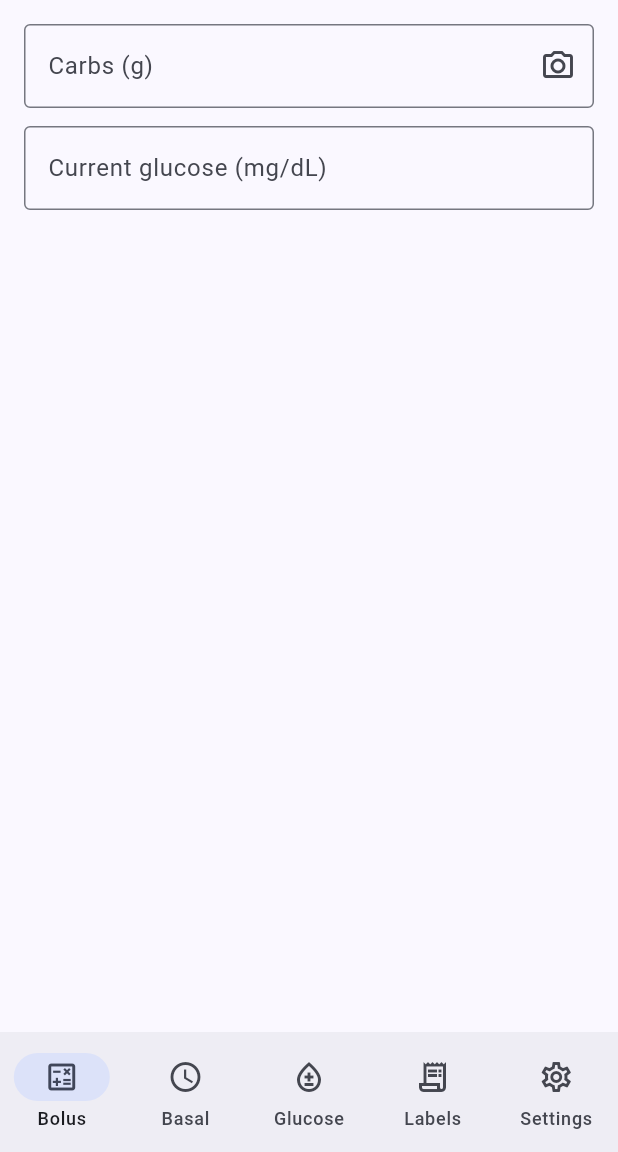
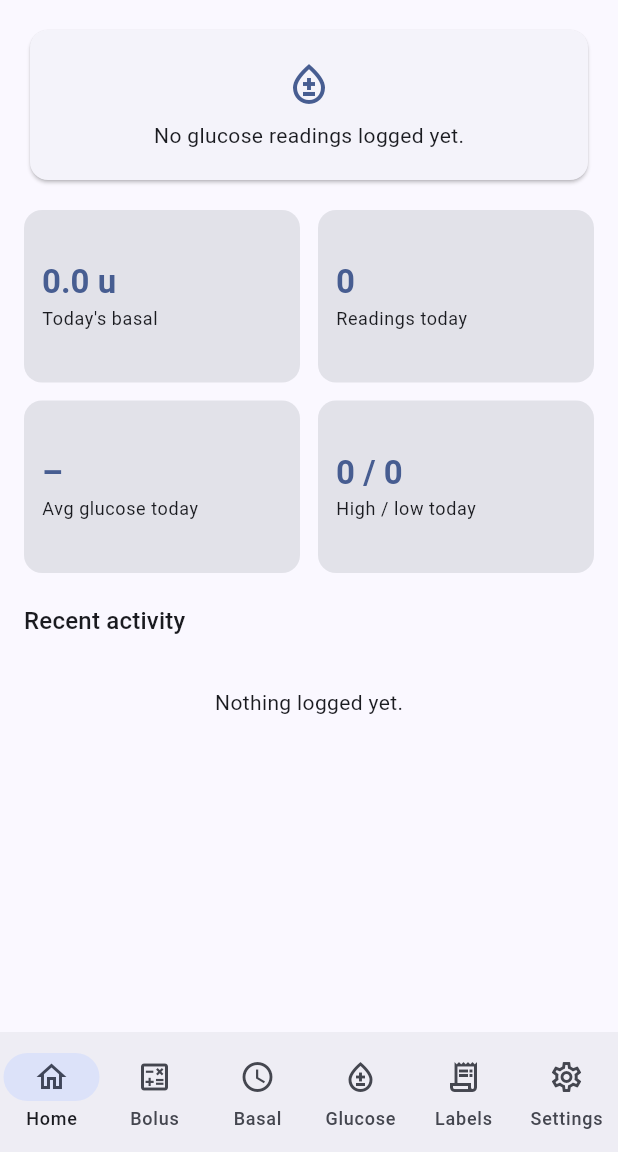
Before and after one commit to jaredkees04-png/diabetes, a Flutter app: the screen it shows after launch, after a tap on "Got it", on a phone screen of 412 x 824 dp, the part 84-1236 px from its top. Run offline on Flutter 3.47's test engine with Material 3 defaults, Android fonts, the phone set to English and light mode, and no system bars; our stand-ins replace flutter_riverpod, image_picker, shared_preferences, sqflite, sqflite_common_ffi_web, web; missing offline and left inert: dart:js_interop; accounts and stored records are empty.

Commit message:
Add a Home dashboard tab with a quick-glance overview
New first tab, computed entirely from the existing basal/glucose
logs (nothing new is stored):

- Latest glucose reading, flagged red when high/low, with a relative
  "X ago" timestamp.
- A 2x2 stat grid: today's basal total, readings today, today's
  average glucose, and today's high/low counts.
- A merged, newest-first recent-activity feed of basal doses and
  glucose readings.

DashboardStatsCalculator is a pure, unit-tested function of the two
entry lists + "now" (today's totals only count entries from the
current calendar day). Widget tests cover both the empty state and a
populated state, using fake repositories overridden via Riverpod
(plain sqflite has no platform channel in the widget-test VM, so the
real repositories would just error out there).

Verified end-to-end against a real (headless) browser build: logged
a basal dose and a glucose reading through their normal screens, then
confirmed the Home tab's stats, flag, and activity feed all reflect
them correctly.

Co-Authored-By: Claude Sonnet 5 <noreply@anthropic.com>
Claude-Session: https://claude.ai/code/session_012iYgXnDVRQ266esQSzZ2EM

```diff
--- a/lib/app/home_shell.dart
+++ b/lib/app/home_shell.dart
@@ -4,6 +4,7 @@ import '../features/basal/basal_screen.dart';
 import '../features/bolus/bolus_screen.dart';
 import '../features/food_label/food_label_list_screen.dart';
 import '../features/glucose/glucose_screen.dart';
+import '../features/home/home_screen.dart';
 import '../features/settings/settings_screen.dart';
 import '../widgets/disclaimer_banner.dart';
 
@@ -18,6 +19,7 @@ class _HomeShellState extends State<HomeShell> {
   int _tabIndex = 0;
 
   static const _screens = [
+    HomeScreen(),
     BolusScreen(),
     BasalScreen(),
     GlucoseScreen(),
@@ -42,6 +44,7 @@ class _HomeShellState extends State<HomeShell> {
         selectedIndex: _tabIndex,
         onDestinationSelected: (index) => setState(() => _tabIndex = index),
         destinations: const [
+          NavigationDestination(icon: Icon(Icons.home_outlined), label: 'Home'),
           NavigationDestination(icon: Icon(Icons.calculate_outlined), label: 'Bolus'),
           NavigationDestination(icon: Icon(Icons.schedule_outlined), label: 'Basal'),
           NavigationDestination(icon: Icon(Icons.bloodtype_outlined), label: 'Glucose'),
--- /dev/null
+++ b/lib/domain/models/dashboard_stats.dart
@@ -0,0 +1,24 @@
+import '../models/basal_entry.dart';
+import '../models/glucose_entry.dart';
+
+/// A quick-glance summary of today's activity, computed from the basal
+/// and glucose logs — nothing here is stored, it's derived on demand.
+class DashboardStats {
+  const DashboardStats({
+    required this.latestGlucose,
+    required this.latestBasal,
+    required this.todayBasalTotal,
+    required this.todayGlucoseCount,
+    required this.todayGlucoseAverage,
+    required this.todayHighCount,
+    required this.todayLowCount,
+  });
+
+  final GlucoseEntry? latestGlucose;
+  final BasalEntry? latestBasal;
+  final double todayBasalTotal;
+  final int todayGlucoseCount;
+  final double? todayGlucoseAverage;
+  final int todayHighCount;
+  final int todayLowCount;
+}
--- /dev/null
+++ b/lib/domain/services/dashboard_stats_calculator.dart
@@ -0,0 +1,35 @@
+import '../models/basal_entry.dart';
+import '../models/dashboard_stats.dart';
+import '../models/glucose_entry.dart';
+
+/// Both entry lists are assumed sorted newest-first, matching how the
+/// repositories already return them (`ORDER BY timestamp DESC`).
+class DashboardStatsCalculator {
+  const DashboardStatsCalculator();
+
+  DashboardStats calculate({
+    required List<BasalEntry> basalEntries,
+    required List<GlucoseEntry> glucoseEntries,
+    required DateTime now,
+  }) {
+    bool isToday(DateTime t) => t.year == now.year && t.month == now.month && t.day == now.day;
+
+    final todayGlucose = glucoseEntries.where((e) => isToday(e.timestamp)).toList();
+    final todayBasal = basalEntries.where((e) => isToday(e.timestamp)).toList();
+
+    final todayBasalTotal = todayBasal.fold<double>(0, (sum, e) => sum + e.units);
+    final todayGlucoseAverage = todayGlucose.isEmpty
+        ? null
+        : todayGlucose.fold<double>(0, (sum, e) => sum + e.reading) / todayGlucose.length;
+
+    return DashboardStats(
+      latestGlucose: glucoseEntries.isEmpty ? null : glucoseEntries.first,
+      latestBasal: basalEntries.isEmpty ? null : basalEntries.first,
+      todayBasalTotal: todayBasalTotal,
+      todayGlucoseCount: todayGlucose.length,
+      todayGlucoseAverage: todayGlucoseAverage,
+      todayHighCount: todayGlucose.where((e) => e.isHigh).length,
+      todayLowCount: todayGlucose.where((e) => e.isLow).length,
+    );
+  }
+}
--- /dev/null
+++ b/lib/features/home/home_screen.dart
@@ -0,0 +1,257 @@
+import 'package:flutter/material.dart';
+import 'package:flutter_riverpod/flutter_riverpod.dart';
+import 'package:intl/intl.dart';
+
+import '../../app/providers.dart';
+import '../../core/utils/relative_time.dart';
+import '../../domain/models/basal_entry.dart';
+import '../../domain/models/dashboard_stats.dart';
+import '../../domain/models/glucose_entry.dart';
+import '../../domain/services/dashboard_stats_calculator.dart';
+
+const _calculator = DashboardStatsCalculator();
+final _timestampFormat = DateFormat('MMM d • h:mm a');
+
+class HomeScreen extends ConsumerWidget {
+  const HomeScreen({super.key});
+
+  @override
+  Widget build(BuildContext context, WidgetRef ref) {
+    final basalAsync = ref.watch(basalEntriesProvider);
+    final glucoseAsync = ref.watch(glucoseEntriesProvider);
+
+    if (basalAsync.isLoading || glucoseAsync.isLoading) {
+      return const Center(child: CircularProgressIndicator());
+    }
+    final error = basalAsync.error ?? glucoseAsync.error;
+    if (error != null) {
+      return Center(child: Text('Could not load your data: $error'));
+    }
+
+    final basalEntries = basalAsync.value ?? const <BasalEntry>[];
+    final glucoseEntries = glucoseAsync.value ?? const <GlucoseEntry>[];
+    final stats = _calculator.calculate(
+      basalEntries: basalEntries,
+      glucoseEntries: glucoseEntries,
+      now: DateTime.now(),
+    );
+
+    final activity = <_ActivityItem>[
+      ...basalEntries.map(_ActivityItem.fromBasal),
+      ...glucoseEntries.map(_ActivityItem.fromGlucose),
+    ]..sort((a, b) => b.timestamp.compareTo(a.timestamp));
+
+    return SingleChildScrollView(
+      padding: const EdgeInsets.all(16),
+      child: Column(
+        crossAxisAlignment: CrossAxisAlignment.stretch,
+        children: [
+          _LatestGlucoseCard(latest: stats.latestGlucose),
+          const SizedBox(height: 16),
+          _StatsGrid(stats: stats),
+          const SizedBox(height: 20),
+          Text('Recent activity', style: Theme.of(context).textTheme.titleMedium),
+          const SizedBox(height: 8),
+          if (activity.isEmpty)
+            const Padding(
+              padding: EdgeInsets.symmetric(vertical: 24),
+              child: Center(child: Text('Nothing logged yet.')),
+            )
+          else
+            ...activity.take(8).map((item) => _ActivityTile(item: item)),
+        ],
+      ),
+    );
+  }
+}
+
+class _LatestGlucoseCard extends StatelessWidget {
+  const _LatestGlucoseCard({required this.latest});
+
+  final GlucoseEntry? latest;
+
+  @override
+  Widget build(BuildContext context) {
+    final colorScheme = Theme.of(context).colorScheme;
+    final theme = Theme.of(context);
+
+    if (latest == null) {
+      return Card(
+        child: Padding(
+          padding: const EdgeInsets.all(20),
+          child: Column(
+            children: [
+              Icon(Icons.bloodtype_outlined, color: colorScheme.primary, size: 32),
+              const SizedBox(height: 8),
+              const Text('No glucose readings logged yet.'),
+            ],
+          ),
+        ),
+      );
+    }
+
+    final entry = latest!;
+    final flagged = entry.isHigh || entry.isLow;
+    final valueColor = flagged ? colorScheme.error : colorScheme.primary;
+
+    return Card(
+      child: Padding(
+        padding: const EdgeInsets.all(20),
+        child: Column(
+          children: [
+            Text('Latest glucose', style: theme.textTheme.labelLarge),
+            const SizedBox(height: 4),
+            Text(
+              '${entry.reading.toStringAsFixed(0)} mg/dL',
+              style: theme.textTheme.headlineMedium
+                  ?.copyWith(fontWeight: FontWeight.bold, color: valueColor),
+            ),
+            const SizedBox(height: 4),
+            Text(relativeTime(entry.timestamp), style: theme.textTheme.bodySmall),
+            if (entry.isHigh) _FlagChip(label: 'High', color: colorScheme.error),
+            if (entry.isLow) _FlagChip(label: 'Low', color: colorScheme.error),
+          ],
+        ),
+      ),
+    );
+  }
+}
+
+class _FlagChip extends StatelessWidget {
+  const _FlagChip({required this.label, required this.color});
+
+  final String label;
+  final Color color;
+
+  @override
+  Widget build(BuildContext context) {
+    return Padding(
+      padding: const EdgeInsets.only(top: 8),
+      child: Container(
+        padding: const EdgeInsets.symmetric(horizontal: 10, vertical: 4),
+        decoration: BoxDecoration(color: color, borderRadius: BorderRadius.circular(12)),
+        child: Text(label, style: const TextStyle(color: Colors.white, fontSize: 12)),
+      ),
+    );
+  }
+}
+
+class _StatsGrid extends StatelessWidget {
+  const _StatsGrid({required this.stats});
+
+  final DashboardStats stats;
+
+  @override
+  Widget build(BuildContext context) {
+    final tiles = [
+      _StatTile(label: "Today's basal", value: '${stats.todayBasalTotal.toStringAsFixed(1)} u'),
+      _StatTile(label: 'Readings today', value: '${stats.todayGlucoseCount}'),
+      _StatTile(
+        label: 'Avg glucose today',
+        value: stats.todayGlucoseAverage == null
+            ? '–'
+            : '${stats.todayGlucoseAverage!.toStringAsFixed(0)} mg/dL',
+      ),
+      _StatTile(
+        label: 'High / low today',
+        value: '${stats.todayHighCount} / ${stats.todayLowCount}',
+      ),
+    ];
+
+    return GridView.count(
+      crossAxisCount: 2,
+      shrinkWrap: true,
+      physics: const NeverScrollableScrollPhysics(),
+      crossAxisSpacing: 12,
+      mainAxisSpacing: 12,
+      childAspectRatio: 1.6,
+      children: tiles,
+    );
+  }
+}
+
+class _StatTile extends StatelessWidget {
+  const _StatTile({required this.label, required this.value});
+
+  final String label;
+  final String value;
+
+  @override
+  Widget build(BuildContext context) {
+    final colorScheme = Theme.of(context).colorScheme;
+    return Container(
+      padding: const EdgeInsets.all(12),
+      decoration: BoxDecoration(
+        color: colorScheme.surfaceContainerHighest,
+        borderRadius: BorderRadius.circular(12),
+      ),
+      child: Column(
+        crossAxisAlignment: CrossAxisAlignment.start,
+        mainAxisAlignment: MainAxisAlignment.center,
+        children: [
+          Text(
+            value,
+            style: Theme.of(context)
+                .textTheme
+                .titleLarge
+                ?.copyWith(fontWeight: FontWeight.bold, color: colorScheme.primary),
+          ),
+          const SizedBox(height: 2),
+          Text(label, style: Theme.of(context).textTheme.bodySmall),
+        ],
+      ),
+    );
+  }
+}
+
+enum _ActivityKind { basal, glucose }
+
+class _ActivityItem {
+  const _ActivityItem({
+    required this.kind,
+    required this.timestamp,
+    required this.title,
+    this.flagged = false,
+  });
+
+  final _ActivityKind kind;
+  final DateTime timestamp;
+  final String title;
+  final bool flagged;
+
+  factory _ActivityItem.fromBasal(BasalEntry entry) {
+    return _ActivityItem(
+      kind: _ActivityKind.basal,
+      timestamp: entry.timestamp,
+      title: '${entry.units.toStringAsFixed(2)} units basal',
+    );
+  }
+
+  factory _ActivityItem.fromGlucose(GlucoseEntry entry) {
+    return _ActivityItem(
+      kind: _ActivityKind.glucose,
+      timestamp: entry.timestamp,
+      title: '${entry.reading.toStringAsFixed(0)} mg/dL',
+      flagged: entry.isHigh || entry.isLow,
+    );
+  }
+}
+
+class _ActivityTile extends StatelessWidget {
+  const _ActivityTile({required this.item});
+
+  final _ActivityItem item;
+
+  @override
+  Widget build(BuildContext context) {
+    final colorScheme = Theme.of(context).colorScheme;
+    final icon =
+        item.kind == _ActivityKind.basal ? Icons.schedule_outlined : Icons.bloodtype_outlined;
+    return ListTile(
+      contentPadding: EdgeInsets.zero,
+      leading: Icon(icon, color: item.flagged ? colorScheme.error : colorScheme.primary),
+      title: Text(item.title),
+      subtitle: Text(_timestampFormat.format(item.timestamp)),
+    );
+  }
+}
```
Also changed, not shown: lib/core/utils/relative_time.dart (added, +11 -0 lines), 4 other files.
